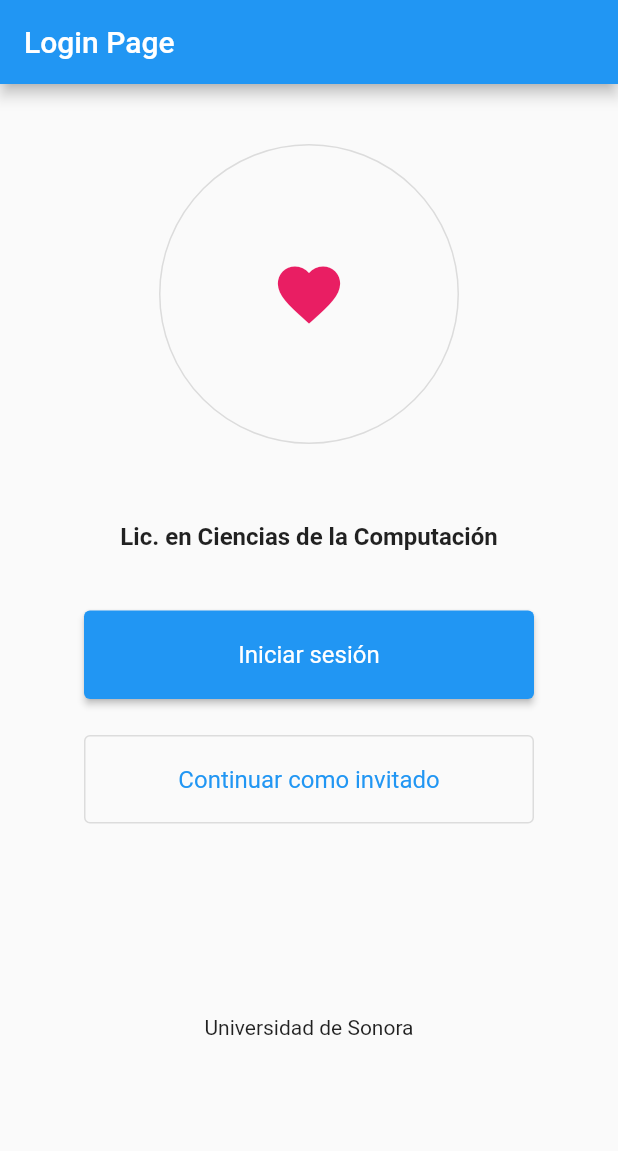
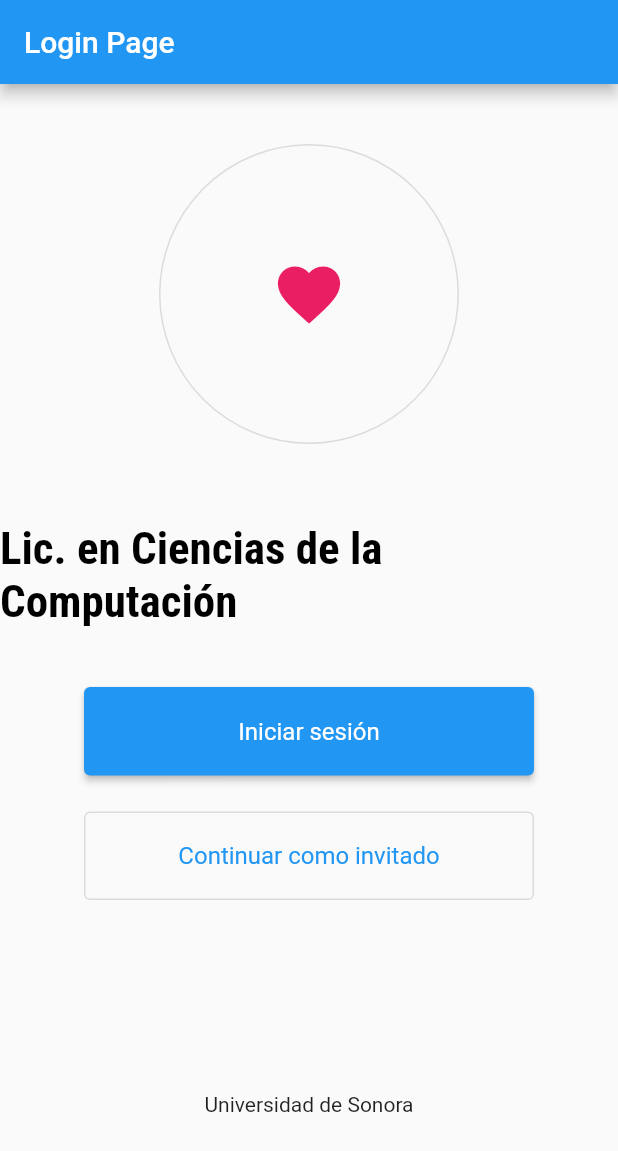
Before and after one commit to CC-unison/LCCHUB, a Flutter app: the screen it shows after launch, on a phone screen of 412 x 824 dp. Shown: the top 1151 px of the screen. Run offline on Flutter 3.47's test engine with Material 2 defaults, Android fonts, the phone set to English and light mode, and no system bars; our stand-ins replace google_fonts.

Commit message:
Creación de clases de texto y botones en archivos

```diff
--- a/lib/pages/login/login.dart
+++ b/lib/pages/login/login.dart
@@ -1,6 +1,7 @@
 import 'package:flutter/material.dart';
 import 'package:lcchub/widgets/buttons/general_button.dart';
 import 'package:lcchub/widgets/buttons/primary_buttons.dart';
+import 'package:lcchub/widgets/text_styles/primary_texts.dart';
 
 class Login extends StatelessWidget {
   const Login({Key? key}) : super(key: key);
@@ -32,14 +33,10 @@ class Login extends StatelessWidget {
                 ),
               ),
             ),
-            const Padding(
-              padding: EdgeInsets.symmetric(vertical: 12),
-              child: Text(
+            Padding(
+              padding: const EdgeInsets.symmetric(vertical: 12),
+              child: HeaderText(
                 "Lic. en Ciencias de la Computación",
-                style: TextStyle(
-                  fontSize: 16,
-                  fontWeight: FontWeight.bold,
-                ),
               ),
             ),
             ConstrainedBox(
--- a/lib/widgets/buttons/primary_buttons.dart
+++ b/lib/widgets/buttons/primary_buttons.dart
@@ -1,4 +1,5 @@
 import 'package:flutter/material.dart';
+import 'package:lcchub/widgets/text_styles/primary_texts.dart';
 
 class LoginButton extends StatelessWidget {
   final String text;
@@ -11,9 +12,8 @@ class LoginButton extends StatelessWidget {
       style: ElevatedButton.styleFrom(
         primary: Colors.blue,
         padding: const EdgeInsets.symmetric(horizontal: 50, vertical: 20),
-        textStyle: const TextStyle(fontSize: 16, fontWeight: FontWeight.normal),
       ),
-      child: Text(text),
+      child: ButtonText(text),
     );
   }
 }
@@ -31,7 +31,7 @@ class LoginButtonInvitado extends StatelessWidget {
         padding: const EdgeInsets.symmetric(horizontal: 50, vertical: 20),
         textStyle: const TextStyle(fontSize: 16, fontWeight: FontWeight.normal),
       ),
-      child: Text(text),
+      child: ButtonText(text),
     );
   }
 }
--- /dev/null
+++ b/lib/widgets/text_styles/primary_texts.dart
@@ -0,0 +1,33 @@
+import 'package:flutter/material.dart';
+import 'package:google_fonts/google_fonts.dart';
+
+class HeaderText extends StatelessWidget {
+  String? text;
+  HeaderText(this.text, {Key? key}) : super(key: key);
+
+  @override
+  Widget build(BuildContext context) {
+    return Text(text!,
+        style: GoogleFonts.robotoCondensed(
+          fontSize: 30,
+          fontWeight: FontWeight.bold,
+          color: Colors.black,
+        ));
+    ;
+  }
+}
+
+class ButtonText extends StatelessWidget {
+  String? text;
+  ButtonText(this.text, {Key? key}) : super(key: key);
+
+  @override
+  Widget build(BuildContext context) {
+    return Text(text!,
+        style: GoogleFonts.roboto(
+          fontSize: 16,
+          fontWeight: FontWeight.normal,
+        ));
+    ;
+  }
+}
--- a/pubspec.yaml
+++ b/pubspec.yaml
@@ -30,6 +30,7 @@ dependencies:
   flutter:
     sdk: flutter
   easy_sidemenu: ^0.3.1
+  google_fonts: ^3.0.1
 
 
   # The following adds the Cupertino Icons font to your application.
```
Also changed, not shown: pubspec.lock.
